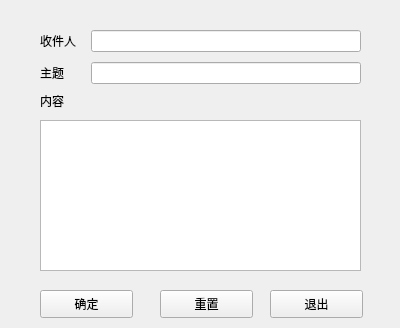
qinxuye/CloudBackup, file CloudBackup/ui/VDiskShare.ui: the form before one commit.
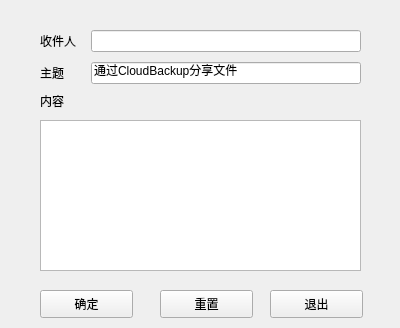
The form after the commit.

```diff
--- a/CloudBackup/ui/VDiskShare.ui
+++ b/CloudBackup/ui/VDiskShare.ui
@@ -47,7 +47,11 @@
      </widget>
     </item>
     <item row="1" column="1">
-     <widget class="QLineEdit" name="tvtopic"/>
+     <widget class="QLineEdit" name="tvtopic">
+      <property name="text">
+       <string>通过CloudBackup分享文件</string>
+      </property>
+     </widget>
     </item>
    </layout>
   </widget>
```
Left out of the diff: 6 changed lines with no effect on the pictures.
